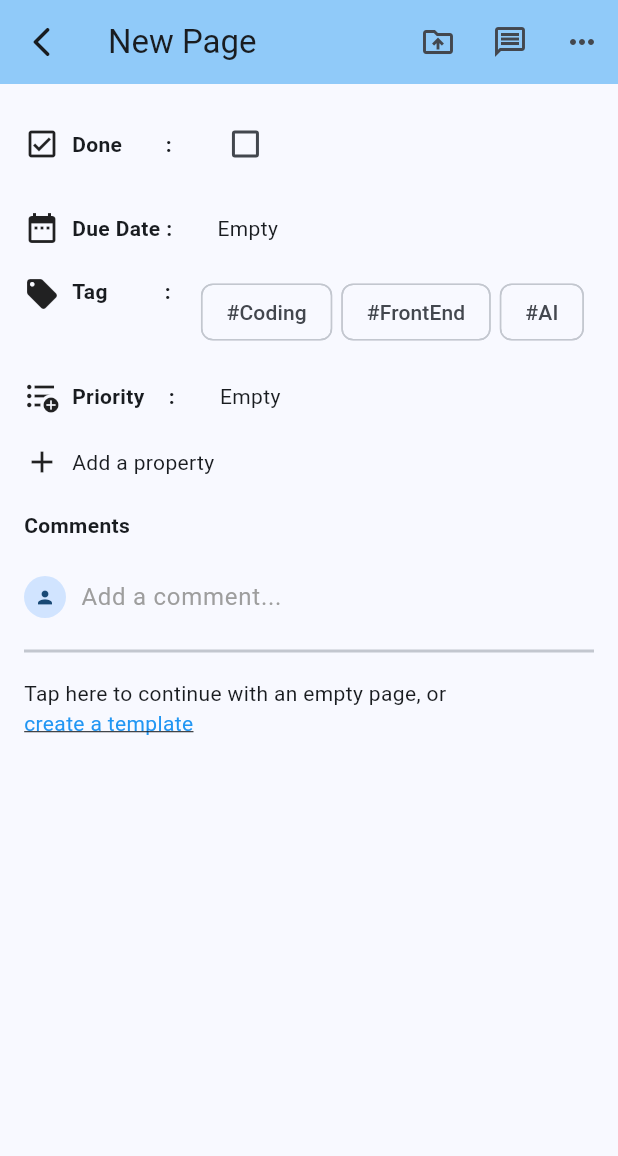
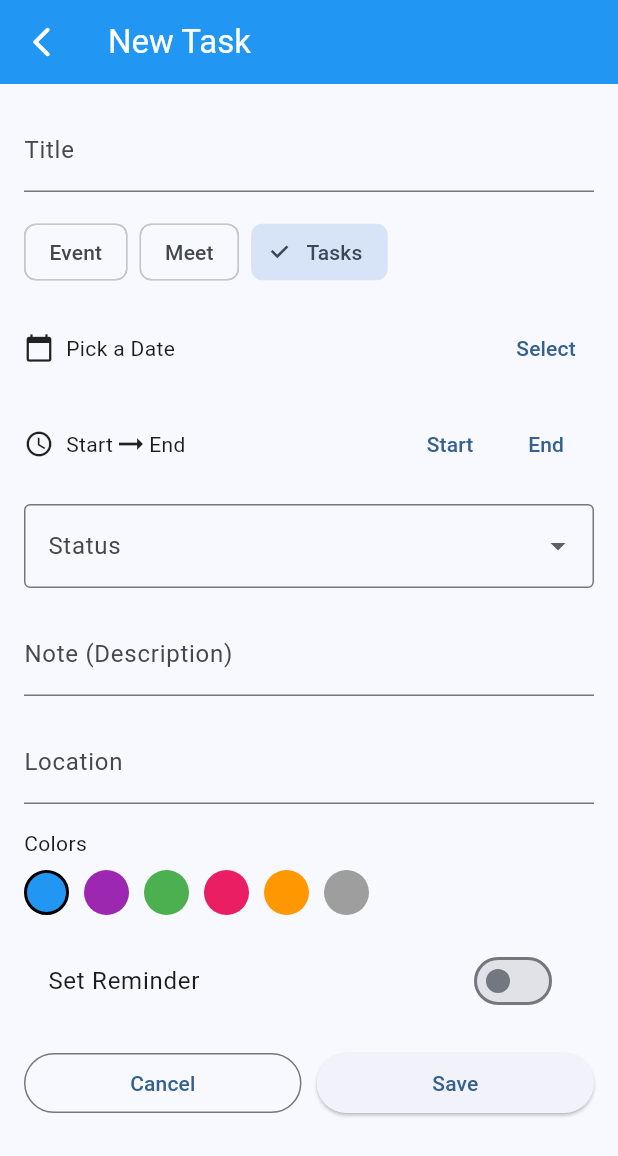
Before and after one commit to VinXBoi/Mobile-FrontEnd, a Flutter app: the Newpage screen opened directly, on a phone screen of 412 x 824 dp. Shown: the top 1156 px of the screen. Run offline on Flutter 3.47's test engine with Material 3 defaults, Android fonts, the phone set to English and light mode, and no system bars; network calls fail.

Commit message:
Update Newpage.dart

```diff
--- a/lib/New Page/Newpage.dart
+++ b/lib/New Page/Newpage.dart
@@ -1,4 +1,5 @@
 import 'package:flutter/material.dart';
+import 'package:activity_tracker/DashBoard/DashBoard.dart';
 
 class Newpage extends StatefulWidget {
   const Newpage({super.key});
@@ -8,168 +9,230 @@ class Newpage extends StatefulWidget {
 }
 
 class _NewpageState extends State<Newpage> {
-  bool isDone = false;
+  final TextEditingController _titleController = TextEditingController();
+  final TextEditingController _noteController = TextEditingController();
+  final TextEditingController _locationController = TextEditingController();
+
+  int selectedTypeIndex = 2;
+  DateTime? selectedDate;
+  TimeOfDay? startTime;
+  TimeOfDay? endTime;
+  int selectedColorIndex = 0;
+  bool reminderOn = false;
+
+  final List<Color> colors = [
+    Colors.blue,
+    Colors.purple,
+    Colors.green,
+    Colors.pink,
+    Colors.orange,
+    Colors.grey,
+  ];
+  final List<String> types = ["Event", "Meet", "Tasks"];
+
+  String? selectedStatus;
+  final List<String> statusList = ['Completed', 'In Progress', 'Not Started'];
+
+  Future<void> pickDate() async {
+    final DateTime? picked = await showDatePicker(
+      context: context,
+      initialDate: selectedDate ?? DateTime.now(),
+      firstDate: DateTime(2020),
+      lastDate: DateTime(2100),
+    );
+    if (picked != null) {
+      setState(() {
+        selectedDate = picked;
+      });
+    }
+  }
+
+  Future<void> pickTime({required bool isStart}) async {
+    final TimeOfDay? picked = await showTimePicker(
+      context: context,
+      initialTime: TimeOfDay.now(),
+    );
+    if (picked != null) {
+      setState(() {
+        if (isStart) {
+          startTime = picked;
+        } else {
+          endTime = picked;
+        }
+      });
+    }
+  }
 
   @override
   Widget build(BuildContext context) {
     return Scaffold(
       appBar: AppBar(
+        title: Text("New Task"),
+        backgroundColor: Colors.blue,
+        foregroundColor: Colors.white,
         leading: IconButton(
           icon: Icon(Icons.arrow_back_ios_rounded),
           onPressed: () => Navigator.pop(context),
         ),
-        title: Text("New Page"),
-        backgroundColor: Colors.blue[200],
-        actions: [
-          IconButton(
-            onPressed: () {},
-            icon: Icon(Icons.drive_folder_upload_outlined),
-          ),
-          IconButton(onPressed: () {}, icon: Icon(Icons.message_outlined)),
-          IconButton(onPressed: () {}, icon: Icon(Icons.more_horiz)),
-        ],
       ),
-      body: Padding(
-        padding: const EdgeInsets.all(16.0),
+
+      body: SingleChildScrollView(
+        padding: EdgeInsets.all(16),
         child: Column(
           crossAxisAlignment: CrossAxisAlignment.start,
           children: [
             // Title
-            // Text(
-            //   "New Page",
-            //   style: TextStyle(fontSize: 24, fontWeight: FontWeight.bold),
-            // ),
-            // SizedBox(height: 8),
-            // Divider(thickness: 2),
+            TextField(
+              controller: _titleController,
+              decoration: InputDecoration(labelText: "Title"),
+            ),
+            SizedBox(height: 16),
 
-            // Done Row
+            // Type
+            Row(
+              children: List.generate(types.length, (index) {
+                return Padding(
+                  padding: const EdgeInsets.only(right: 8),
+                  child: ChoiceChip(
+                    label: Text(types[index]),
+                    selected: selectedTypeIndex == index,
+                    onSelected: (_) {
+                      setState(() {
+                        selectedTypeIndex = index;
+                      });
+                    },
+                  ),
+                );
+              }),
+            ),
+            SizedBox(height: 16),
+
+            // Date Picker
             Row(
               children: [
-                Icon(Icons.check_box_outlined),
+                Icon(Icons.calendar_today, size: 20),
                 SizedBox(width: 8),
-                Text("Done", style: TextStyle(fontWeight: FontWeight.w600)),
-                SizedBox(width: 29),
-                Text(":", style: TextStyle(fontWeight: FontWeight.w600)),
-                SizedBox(width: 25),
-                Checkbox(
-                  value: isDone,
-                  onChanged: (value) {
-                    setState(() {
-                      isDone = value!;
-                    });
-                  },
-                  activeColor: Colors.blue,
-                  checkColor: Colors.white,
+                Text(
+                  selectedDate == null
+                      ? 'Pick a Date'
+                      : '${selectedDate!.day}/${selectedDate!.month}/${selectedDate!.year}',
+                ),
+                Spacer(),
+                TextButton(onPressed: pickDate, child: Text("Select")),
+              ],
+            ),
+            SizedBox(height: 16),
+
+            // Time Picker
+            Row(
+              children: [
+                Icon(Icons.access_time, size: 20),
+                SizedBox(width: 8),
+                Text(startTime == null ? "Start" : startTime!.format(context)),
+                Icon(Icons.arrow_right_alt),
+                Text(endTime == null ? "End" : endTime!.format(context)),
+                Spacer(),
+                TextButton(
+                  onPressed: () => pickTime(isStart: true),
+                  child: Text("Start"),
+                ),
+                TextButton(
+                  onPressed: () => pickTime(isStart: false),
+                  child: Text("End"),
                 ),
               ],
             ),
-            SizedBox(height: 20),
+            SizedBox(height: 16),
+            DropdownButtonFormField<String>(
+              value: selectedStatus,
+              decoration: InputDecoration(
+                labelText: "Status",
+                border: OutlineInputBorder(),
+              ),
+              items:
+                  statusList.map((status) {
+                    return DropdownMenuItem(value: status, child: Text(status));
+                  }).toList(),
+              onChanged: (value) {
+                setState(() {
+                  selectedStatus = value!;
+                });
+              },
+            ),
+            SizedBox(height: 16),
 
-            // Due Date Row
+            // Note
+            TextField(
+              controller: _noteController,
+              decoration: InputDecoration(labelText: "Note (Description)"),
+            ),
+            SizedBox(height: 16),
+
+            // Location
+            TextField(
+              controller: _locationController,
+              decoration: InputDecoration(labelText: "Location"),
+            ),
+            SizedBox(height: 16),
+
+            // Color Picker
+            Text("Colors"),
+            SizedBox(height: 8),
+            Row(
+              children: List.generate(colors.length, (index) {
+                return GestureDetector(
+                  onTap: () {
+                    setState(() {
+                      selectedColorIndex = index;
+                    });
+                  },
+                  child: Container(
+                    margin: EdgeInsets.only(right: 10),
+                    width: 30,
+                    height: 30,
+                    decoration: BoxDecoration(
+                      color: colors[index],
+                      shape: BoxShape.circle,
+                      border:
+                          selectedColorIndex == index
+                              ? Border.all(color: Colors.black, width: 2)
+                              : null,
+                    ),
+                  ),
+                );
+              }),
+            ),
+            SizedBox(height: 16),
+
+            // Reminder Switch
+            SwitchListTile(
+              value: reminderOn,
+              onChanged: (val) {
+                setState(() {
+                  reminderOn = val;
+                });
+              },
+              title: Text("Set Reminder"),
+            ),
+            SizedBox(height: 16),
+
+            // Save/Cancel
             Row(
               children: [
-                Icon(Icons.date_range),
-                SizedBox(width: 8),
-                Text(
-                  "Due Date :",
-                  style: TextStyle(fontWeight: FontWeight.w600),
-                ),
-                SizedBox(width: 30),
-                Text("Empty"),
-              ],
-            ),
-            SizedBox(height: 20),
-
-            // Tag Row with Chips
-            Row(
-              crossAxisAlignment: CrossAxisAlignment.start,
-              children: [
-                Icon(Icons.local_offer),
-                SizedBox(width: 8),
-                Text("Tag", style: TextStyle(fontWeight: FontWeight.w600)),
-                SizedBox(width: 38),
-                Text(":", style: TextStyle(fontWeight: FontWeight.w600)),
-                SizedBox(width: 20),
                 Expanded(
-                  child: Wrap(
-                    spacing: 6,
-                    children: const [
-                      Chip(label: Text("#Coding")),
-                      Chip(label: Text("#FrontEnd")),
-                      Chip(label: Text("#AI")),
-                    ],
+                  child: OutlinedButton(
+                    onPressed: () => Navigator.pop(context),
+                    child: Text("Cancel"),
                   ),
                 ),
-              ],
-            ),
-            SizedBox(height: 20),
-
-            // Priority Row
-            Row(
-              children: [
-                Icon(Icons.format_list_bulleted_add),
-                SizedBox(width: 8),
-
-                // Text "Priority"
-                Text("Priority", style: TextStyle(fontWeight: FontWeight.w600)),
-
-                // Spacer kecil
-                SizedBox(width: 16),
-
-                // Titik dua
-                Text(":", style: TextStyle(fontWeight: FontWeight.w600)),
-
-                // Spacer agar "Empty" geser ke kanan
-                SizedBox(width: 30),
-
-                Text("Empty"),
-              ],
-            ),
-
-            SizedBox(height: 20),
-
-            // Add Property Row
-            Row(
-              children: [
-                Icon(Icons.add),
-                SizedBox(width: 8),
-                Text("Add a property"),
-              ],
-            ),
-            SizedBox(height: 20),
-
-            // Comments Section
-            Text("Comments", style: TextStyle(fontWeight: FontWeight.bold)),
-            SizedBox(height: 10),
-            Row(
-              children: [
-                CircleAvatar(radius: 14, child: Icon(Icons.person, size: 14)),
                 SizedBox(width: 10),
                 Expanded(
-                  child: TextFormField(
-                    decoration: InputDecoration(
-                      labelText: "Add a comment...",
-                      labelStyle: TextStyle(color: Colors.grey),
-                      border: InputBorder.none,
-                    ),
-                  ),
-                ),
-              ],
-            ),
-            Divider(thickness: 2),
-            SizedBox(height: 10),
-
-            // Footer
-            Row(
-              children: [Text("Tap here to continue with an empty page, or ")],
-            ),
-            Row(
-              children: [
-                Text(
-                  "create a template",
-                  style: TextStyle(
-                    color: Colors.blue,
-                    decoration: TextDecoration.underline,
+                  child: ElevatedButton(
+                    onPressed: () {
+                      print("Saved: ${_titleController.text}");
+                      // You can pass the data here
+                    },
+                    child: Text("Save"),
                   ),
                 ),
               ],
```
